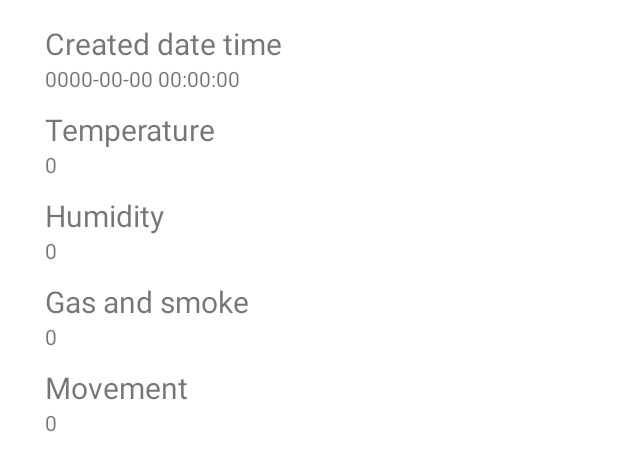
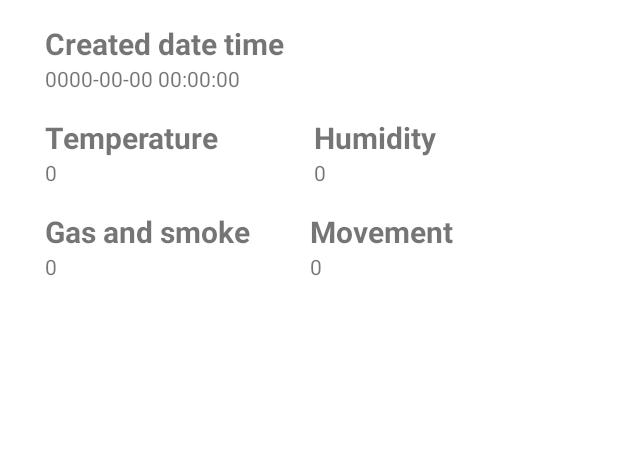
Before and after one commit to aimperatori/tcc-modo-contingencia-mobile, an Android app: the layout listpage_collecteddata_row.xml on its own in the app's theme, with its tools: preview values and no code run, on a phone screen of 412 x 824 dp. Shown: the top 471 px of the screen. Run offline under Robolectric (Android 15) with nearby library versions, the phone set to English and light mode, and no system bars.

Commit message:
Melhorias na UI

```diff
--- a/app/src/main/java/com/example/homeassistantoff/collectedData/CollectedDataActivity.kt
+++ b/app/src/main/java/com/example/homeassistantoff/collectedData/CollectedDataActivity.kt
@@ -128,7 +128,7 @@ class CollectedDataActivity : AppCompatActivity() {
 
             // Movement
             val movementTextView = rowList.findViewById<TextView>(R.id.movement)
-            movementTextView.text = Helper.booleanToNoYes(row.movement?.movDetected!!)
+            movementTextView.text = Helper.booleanToNoYes(row.movement?.movDetected!!, mContext)
 
             return rowList
         }
--- a/app/src/main/res/layout/listpage_collecteddata_row.xml
+++ b/app/src/main/res/layout/listpage_collecteddata_row.xml
@@ -13,6 +13,7 @@
         android:layout_marginTop="15dp"
         android:text="@string/created_date_time"
         android:textSize="20sp"
+        android:textStyle="bold"
         app:layout_constraintStart_toStartOf="parent"
         app:layout_constraintTop_toTopOf="parent" />
 
@@ -30,9 +31,10 @@
         android:layout_width="wrap_content"
         android:layout_height="wrap_content"
         android:layout_marginStart="30dp"
-        android:layout_marginTop="30dp"
+        android:layout_marginTop="35dp"
         android:text="@string/temperature"
         android:textSize="20sp"
+        android:textStyle="bold"
         app:layout_constraintStart_toStartOf="parent"
         app:layout_constraintTop_toTopOf="@+id/createdDateTime" />
 
@@ -49,12 +51,13 @@
         android:id="@+id/humidityTxt"
         android:layout_width="wrap_content"
         android:layout_height="wrap_content"
-        android:layout_marginStart="30dp"
-        android:layout_marginTop="30dp"
+        android:layout_marginStart="64dp"
+        android:layout_marginTop="35dp"
         android:text="@string/humidity"
         android:textSize="20sp"
-        app:layout_constraintStart_toStartOf="parent"
-        app:layout_constraintTop_toTopOf="@+id/temp" />
+        android:textStyle="bold"
+        app:layout_constraintStart_toEndOf="@+id/tempTxt"
+        app:layout_constraintTop_toBottomOf="@+id/createdDateTimeText" />
 
     <TextView
         android:id="@+id/humidity"
@@ -70,16 +73,18 @@
         android:layout_width="wrap_content"
         android:layout_height="wrap_content"
         android:layout_marginStart="30dp"
-        android:layout_marginTop="30dp"
+        android:layout_marginTop="35dp"
         android:text="@string/gas_smoke"
         android:textSize="20sp"
+        android:textStyle="bold"
         app:layout_constraintStart_toStartOf="parent"
-        app:layout_constraintTop_toTopOf="@+id/humidity" />
+        app:layout_constraintTop_toBottomOf="@+id/tempTxt" />
 
     <TextView
         android:id="@+id/gas_smoke"
         android:layout_width="wrap_content"
         android:layout_height="wrap_content"
+        android:paddingBottom="15dp"
         android:text="0"
         app:layout_constraintStart_toStartOf="@+id/gas_smokeTxt"
         app:layout_constraintTop_toBottomOf="@+id/gas_smokeTxt" />
@@ -89,12 +94,13 @@
         android:id="@+id/movementTxt"
         android:layout_width="wrap_content"
         android:layout_height="wrap_content"
-        android:layout_marginStart="30dp"
-        android:layout_marginTop="30dp"
+        android:layout_marginStart="40dp"
+        android:layout_marginTop="35dp"
         android:text="@string/movement"
         android:textSize="20sp"
-        app:layout_constraintStart_toStartOf="parent"
-        app:layout_constraintTop_toTopOf="@+id/gas_smoke" />
+        android:textStyle="bold"
+        app:layout_constraintStart_toEndOf="@+id/gas_smokeTxt"
+        app:layout_constraintTop_toBottomOf="@+id/humidityTxt" />
 
     <TextView
         android:id="@+id/movement"
--- a/app/src/main/res/values-night/themes.xml
+++ b/app/src/main/res/values-night/themes.xml
@@ -2,8 +2,8 @@
     <!-- Base application theme. -->
     <style name="Theme.HomeAssistantOff" parent="Theme.MaterialComponents.DayNight.DarkActionBar">
         <!-- Primary brand color. -->
-        <item name="colorPrimary">@color/purple_200</item>
-        <item name="colorPrimaryVariant">@color/purple_700</item>
+        <item name="colorPrimary">@color/blue</item>
+        <item name="colorPrimaryVariant">@color/blue_light</item>
         <item name="colorOnPrimary">@color/black</item>
         <!-- Secondary brand color. -->
         <item name="colorSecondary">@color/teal_200</item>
--- a/app/src/main/res/values/colors.xml
+++ b/app/src/main/res/values/colors.xml
@@ -7,4 +7,7 @@
     <color name="teal_700">#FF018786</color>
     <color name="black">#FF000000</color>
     <color name="white">#FFFFFFFF</color>
+    <!--  Custom colors  -->
+    <color name="blue">#232F73</color>
+    <color name="blue_light">#2C3B91</color>
 </resources>
--- a/app/src/main/res/values/themes.xml
+++ b/app/src/main/res/values/themes.xml
@@ -2,8 +2,8 @@
     <!-- Base application theme. -->
     <style name="Theme.HomeAssistantOff" parent="Theme.MaterialComponents.DayNight.DarkActionBar">
         <!-- Primary brand color. -->
-        <item name="colorPrimary">@color/purple_500</item>
-        <item name="colorPrimaryVariant">@color/purple_700</item>
+        <item name="colorPrimary">@color/blue</item>
+        <item name="colorPrimaryVariant">@color/blue_light</item>
         <item name="colorOnPrimary">@color/white</item>
         <!-- Secondary brand color. -->
         <item name="colorSecondary">@color/teal_200</item>
```
Also changed, not shown: app/src/main/java/com/example/homeassistantoff/utils/Helper.kt (+5 -3 lines), app/src/main/res/layout/fragment_main.xml (+6 -5 lines), 1 other file.
